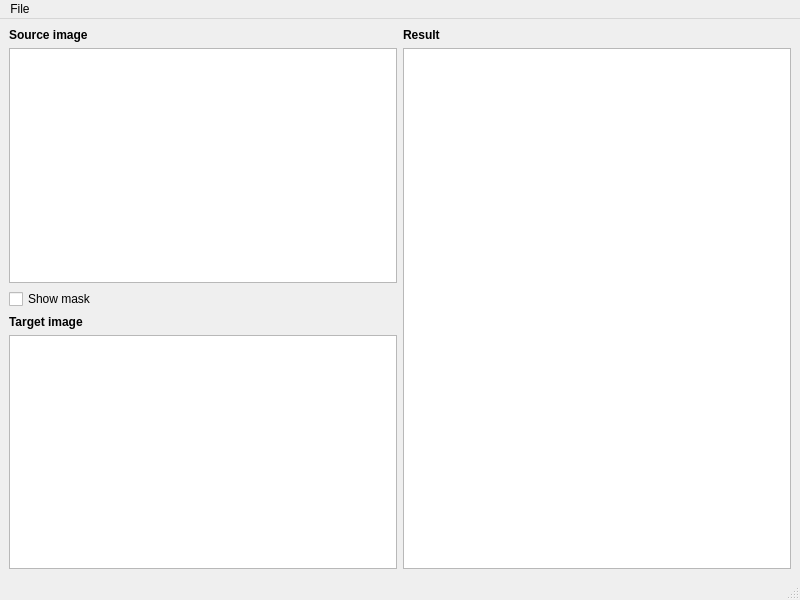
Qt form GUI/PoissonCloningGUI.ui (daviddoria/PoissonEditing) before a commit.
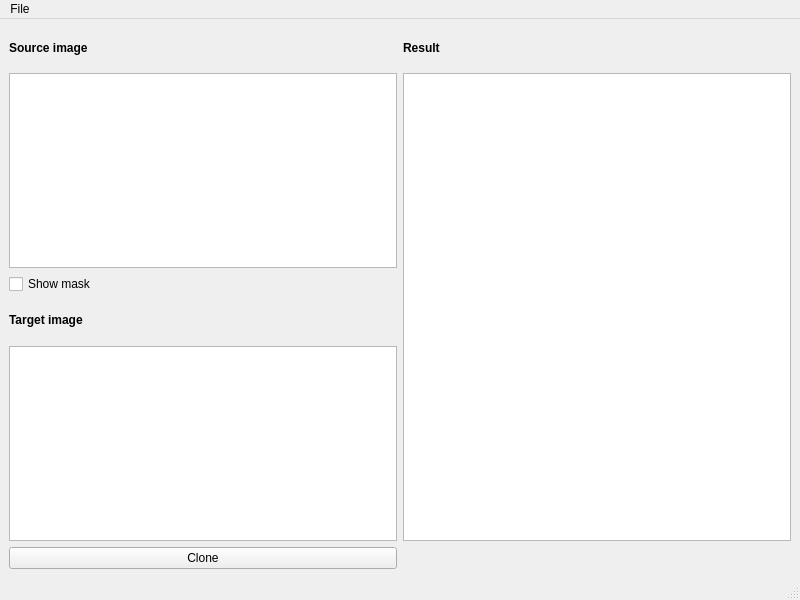
The same form after that commit.

Commit message: Finished Cloning GUI.

```diff
--- a/GUI/PoissonCloningGUI.ui
+++ b/GUI/PoissonCloningGUI.ui
@@ -14,15 +14,29 @@
    <string>Poisson Cloning</string>
   </property>
   <widget class="QWidget" name="centralwidget">
-   <layout class="QGridLayout" name="gridLayout">
+   <layout class="QGridLayout" name="gridLayout" rowstretch="1,5,1,1,5,0" columnstretch="1,1">
     <item row="1" column="0">
-     <widget class="QGraphicsView" name="graphicsViewSourceImage"/>
+     <widget class="QGraphicsView" name="graphicsViewSourceImage">
+      <property name="verticalScrollBarPolicy">
+       <enum>Qt::ScrollBarAlwaysOff</enum>
+      </property>
+      <property name="horizontalScrollBarPolicy">
+       <enum>Qt::ScrollBarAlwaysOff</enum>
+      </property>
+     </widget>
     </item>
     <item row="1" column="1" rowspan="4">
      <widget class="QGraphicsView" name="graphicsViewResultImage"/>
     </item>
     <item row="4" column="0">
-     <widget class="QGraphicsView" name="graphicsViewTargetImage"/>
+     <widget class="QGraphicsView" name="graphicsViewTargetImage">
+      <property name="verticalScrollBarPolicy">
+       <enum>Qt::ScrollBarAlwaysOff</enum>
+      </property>
+      <property name="horizontalScrollBarPolicy">
+       <enum>Qt::ScrollBarAlwaysOff</enum>
+      </property>
+     </widget>
     </item>
     <item row="2" column="0">
      <widget class="QCheckBox" name="chkShowMask">
@@ -70,6 +84,13 @@
       </property>
      </widget>
     </item>
+    <item row="5" column="0">
+     <widget class="QPushButton" name="btnClone">
+      <property name="text">
+       <string>Clone</string>
+      </property>
+     </widget>
+    </item>
    </layout>
   </widget>
   <widget class="QMenuBar" name="menubar">
```
Left out of the diff: 2 changed lines with no effect on the pictures. The commit also changes 4 other files.
